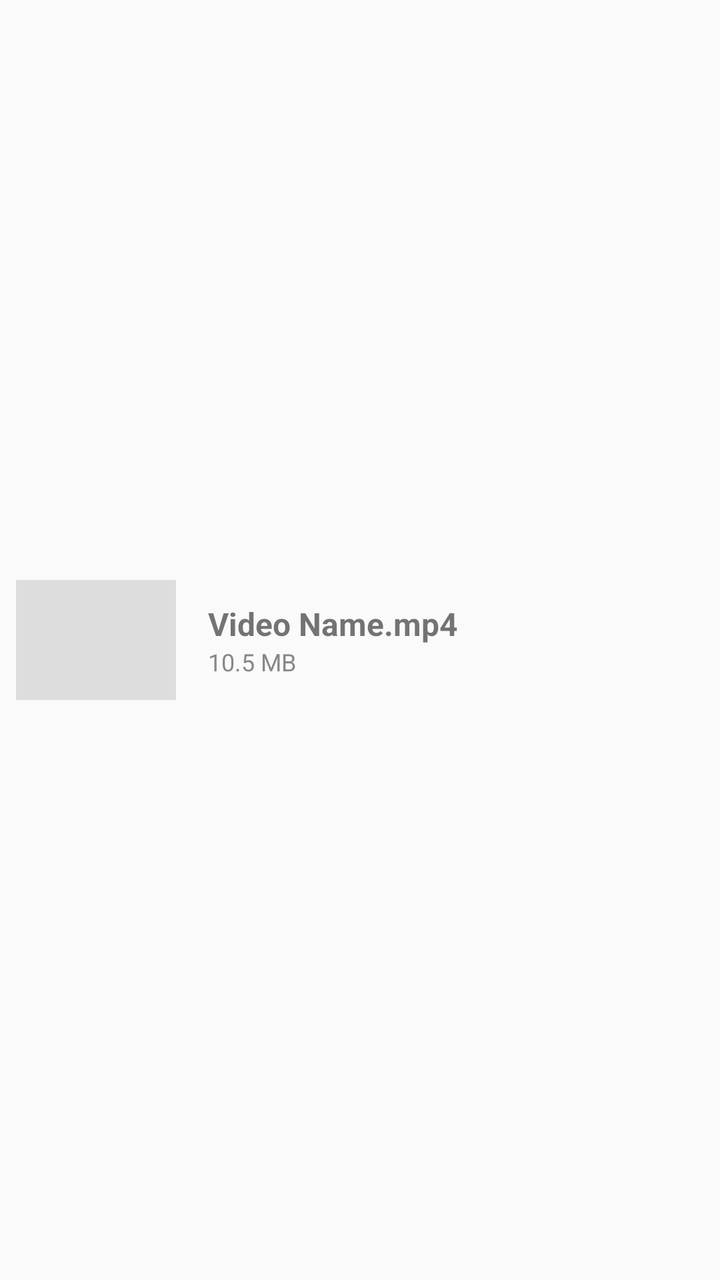
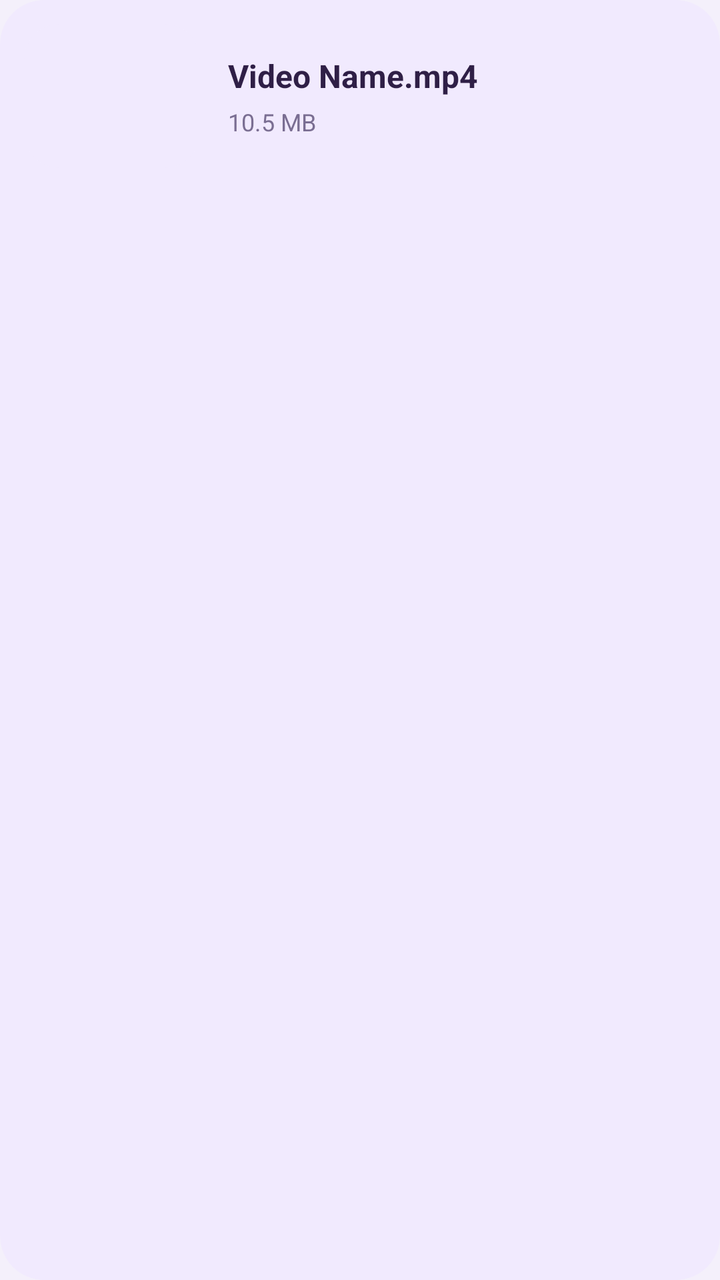

Before-and-after screenshots of an Android layout around one commit, followed by the original layout XML and the change that was made.
<!-- AndroidManifest.xml: application theme Theme.EmergencyLaneMobile -->
<!-- res/layout/item_record.xml -->
<?xml version="1.0" encoding="utf-8"?>
<LinearLayout xmlns:android="http://schemas.android.com/apk/res/android"
    android:layout_width="match_parent"
    android:layout_height="wrap_content"
    android:orientation="horizontal"
    android:padding="8dp"
    android:gravity="center_vertical">

    <CheckBox
        android:id="@+id/cbSelect"
        android:layout_width="wrap_content"
        android:layout_height="wrap_content"
        android:visibility="gone"
        android:layout_marginEnd="8dp"/>

    <ImageView
        android:id="@+id/ivThumb"
        android:layout_width="80dp"
        android:layout_height="60dp"
        android:scaleType="centerCrop"
        android:background="#DDDDDD"
        android:layout_marginEnd="16dp"/>

    <LinearLayout
        android:layout_width="0dp"
        android:layout_height="wrap_content"
        android:layout_weight="1"
        android:orientation="vertical">

        <TextView
            android:id="@+id/tvFileName"
            android:layout_width="match_parent"
            android:layout_height="wrap_content"
            android:text="Video Name.mp4"
            android:textSize="16sp"
            android:textStyle="bold"/>

        <TextView
            android:id="@+id/tvFileSize"
            android:layout_width="match_parent"
            android:layout_height="wrap_content"
            android:text="10.5 MB"
            android:textSize="12sp"
            android:textColor="#888888"/>
    </LinearLayout>

</LinearLayout>
<!-- resources referenced by this layout -->
<resources>
  <style name="Theme.EmergencyLaneMobile" parent="Theme.AppCompat.DayNight.NoActionBar">
          <item name="android:statusBarColor">@android:color/transparent</item>
          <item name="android:navigationBarColor">@android:color/black</item>
      </style>
</resources>

<!-- the commit's change to res/layout/item_record.xml (unified diff, before → after) -->
@@ -1,47 +1,60 @@
 <?xml version="1.0" encoding="utf-8"?>
-<LinearLayout xmlns:android="http://schemas.android.com/apk/res/android"
+<com.google.android.material.card.MaterialCardView xmlns:android="http://schemas.android.com/apk/res/android"
+    xmlns:app="http://schemas.android.com/apk/res-auto"
     android:layout_width="match_parent"
     android:layout_height="wrap_content"
-    android:orientation="horizontal"
-    android:padding="8dp"
-    android:gravity="center_vertical">
-
-    <CheckBox
-        android:id="@+id/cbSelect"
-        android:layout_width="wrap_content"
-        android:layout_height="wrap_content"
-        android:visibility="gone"
-        android:layout_marginEnd="8dp"/>
-
-    <ImageView
-        android:id="@+id/ivThumb"
-        android:layout_width="80dp"
-        android:layout_height="60dp"
-        android:scaleType="centerCrop"
-        android:background="#DDDDDD"
-        android:layout_marginEnd="16dp"/>
+    android:layout_marginBottom="10dp"
+    app:cardBackgroundColor="@color/local_surface_strong"
+    app:cardCornerRadius="22dp"
+    app:cardElevation="0dp">
 
     <LinearLayout
-        android:layout_width="0dp"
+        android:layout_width="match_parent"
         android:layout_height="wrap_content"
-        android:layout_weight="1"
-        android:orientation="vertical">
+        android:gravity="center_vertical"
+        android:orientation="horizontal"
+        android:padding="12dp">
 
-        <TextView
-            android:id="@+id/tvFileName"
-            android:layout_width="match_parent"
+        <CheckBox
+            android:id="@+id/cbSelect"
+            android:layout_width="wrap_content"
             android:layout_height="wrap_content"
-            android:text="Video Name.mp4"
-            android:textSize="16sp"
-            android:textStyle="bold"/>
+            android:layout_marginEnd="8dp"
+            android:visibility="gone" />
 
-        <TextView
-            android:id="@+id/tvFileSize"
-            android:layout_width="match_parent"
+        <ImageView
+            android:id="@+id/ivThumb"
+            android:layout_width="88dp"
+            android:layout_height="72dp"
+            android:layout_marginEnd="14dp"
+            android:background="@drawable/bg_local_thumb"
+            android:scaleType="centerCrop" />
+
+        <LinearLayout
+            android:layout_width="0dp"
             android:layout_height="wrap_content"
-            android:text="10.5 MB"
-            android:textSize="12sp"
-            android:textColor="#888888"/>
+            android:layout_weight="1"
+            android:orientation="vertical">
+
+            <TextView
+                android:id="@+id/tvFileName"
+                android:layout_width="match_parent"
+                android:layout_height="wrap_content"
+                android:text="Video Name.mp4"
+                android:textColor="@color/local_text_primary"
+                android:textSize="16sp"
+                android:textStyle="bold" />
+
+            <TextView
+                android:id="@+id/tvFileSize"
+                android:layout_width="match_parent"
+                android:layout_height="wrap_content"
+                android:layout_marginTop="4dp"
+                android:text="10.5 MB"
+                android:textColor="@color/local_text_secondary"
+                android:textSize="12sp" />
+        </LinearLayout>
+
     </LinearLayout>
 
-</LinearLayout>
+</com.google.android.material.card.MaterialCardView>
<!-- resource entries referenced after the edit -->
@@ -1,8 +1,25 @@
 <!-- resources referenced by this layout -->
 <resources>
-  <style name="Theme.EmergencyLaneMobile" parent="Theme.AppCompat.DayNight.NoActionBar">
+  <color name="local_surface_strong">#FFF1EAFE</color>
+  <color name="local_text_primary">#FF2F1F46</color>
+  <color name="local_text_secondary">#FF7A6E92</color>
+  <!-- drawable bg_local_thumb (drawable) -->
+  <shape xmlns:android="http://schemas.android.com/apk/res/android">
+      <solid android:color="@color/local_surface_strong" />
+      <corners android:radius="18dp" />
+  </shape>
+  <style name="Theme.EmergencyLaneMobile" parent="Theme.MaterialComponents.DayNight.NoActionBar">
           <item name="android:statusBarColor">@android:color/transparent</item>
-          <item name="android:navigationBarColor">@android:color/black</item>
+          <item name="android:navigationBarColor">@color/local_surface</item>
+          <item name="colorPrimary">@color/local_primary</item>
+          <item name="colorPrimaryVariant">@color/local_primary_dark</item>
+          <item name="colorSecondary">@color/local_secondary</item>
+          <item name="android:windowBackground">@color/local_page_bg</item>
       </style>
+  <color name="local_surface">#FFF8F4FF</color>
+  <color name="local_primary">#FF9F86FF</color>
+  <color name="local_primary_dark">#FF6F58D9</color>
+  <color name="local_secondary">#FF7C9DFF</color>
+  <color name="local_page_bg">#FFF4F0FB</color>
 </resources>
 
